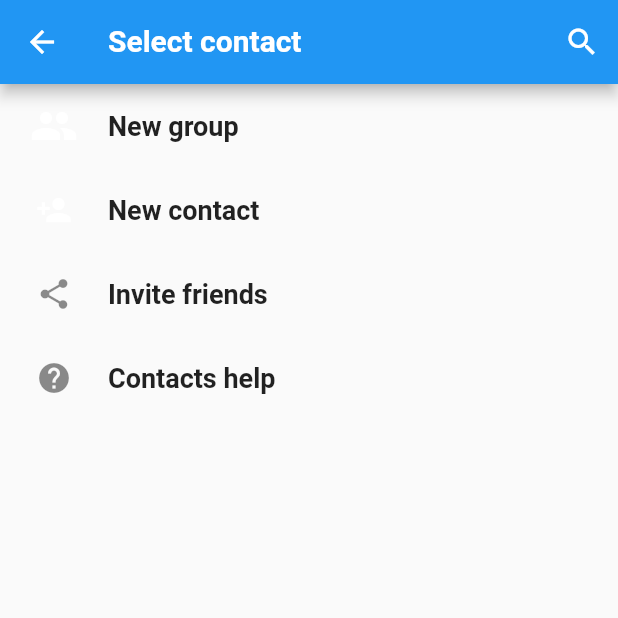
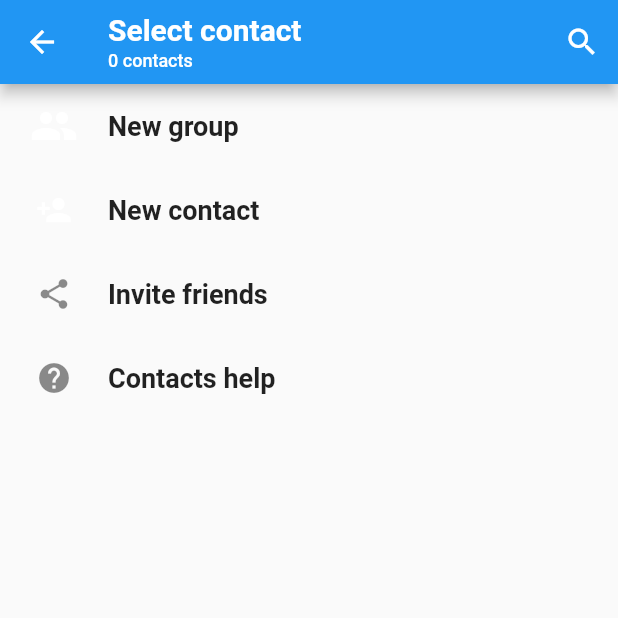
Before and after one commit to ramank775/vartalap, a Flutter app: the screen it shows after launch, after a tap on the "add" icon, on a phone screen of 412 x 824 dp, the top half of it. Run offline on Flutter 3.47's test engine with Material 2 defaults, Android fonts, the phone set to English and light mode, and no system bars; our stand-ins replace contacts_service, permission_handler, sqflite; accounts and stored records are empty.

Commit message:
Added Contact Permission

```diff
--- a/lib/main.dart
+++ b/lib/main.dart
@@ -1,3 +1,4 @@
+import 'package:chat_flutter_app/screens/startup/startup.dart';
 import 'package:flutter/material.dart';
 import 'screens/chats/chats.dart';
 import 'screens/chat/chat.dart';
@@ -31,23 +32,24 @@ class MyApp extends StatelessWidget {
       ),
       initialRoute: '/',
       onGenerateRoute: _routes(),
-      home: new Chats(),
+      home: new StartupScreen(),
     );
   }
 
   RouteFactory _routes() {
     return (RouteSettings settings) {
       Widget widget;
-
+      print("Settings");
+      print(settings);
       switch (settings.name) {
-        case '/':
+        case '/chats':
           widget = new Chats();
           break;
         case '/chat':
           widget = new ChatScreen(settings.arguments);
           break;
         case '/new-chat':
-          widget = new NewChat();
+          widget = new NewChatScreen();
           break;
         default:
           widget = new Chats();
--- a/lib/screens/chats/chats.dart
+++ b/lib/screens/chats/chats.dart
@@ -69,7 +69,15 @@ class ChatsState extends State<Chats> {
 
   Future<void> navigate(BuildContext context, String screen,
       {Object data}) async {
-    await Navigator.pushNamed(context, screen, arguments: data);
+    var result = await Navigator.pushNamed(context, screen, arguments: data);
+    if (screen == "/new-chat") {
+      if (result == null) {
+        return;
+      }
+      var chat = await ChatService.newIndiviualChat(result);
+      await Navigator.of(context).pushNamed('/chat', arguments: chat);
+    }
+    print("Main Screen");
     setState(() {
       _fChats = ChatService.getChats();
     });
--- a/lib/screens/new_chat/new_chat.dart
+++ b/lib/screens/new_chat/new_chat.dart
@@ -1,13 +1,29 @@
 import 'package:chat_flutter_app/models/user.dart';
-import 'package:chat_flutter_app/services/chat_service.dart';
 import 'package:chat_flutter_app/services/user_service.dart';
 import 'package:flutter/material.dart';
 import 'contact.dart';
 
-class NewChat extends StatelessWidget {
+class NewChatScreen extends StatefulWidget {
+  @override
+  State<StatefulWidget> createState() => NewChatState();
+}
+
+class NewChatState extends State<NewChatScreen> {
+  Future<List<User>> _contacts;
+  int _numContacts;
+  @override
+  void initState() {
+    super.initState();
+    _contacts = UserService.getUsers();
+    _contacts.then((value) {
+      setState(() {
+        _numContacts = value.length;
+      });
+    });
+  }
+
   @override
   Widget build(BuildContext context) {
-    final Future<List<User>> _contacts = UserService.getUsers();
     return new Scaffold(
       appBar: AppBar(
         title: Column(
@@ -24,16 +40,16 @@ class NewChat extends StatelessWidget {
                 ),
               ),
             ),
-            // Container(
-            //   child: numContacts == null
-            //    ? null
-            //   : Text(
-            //       '$numContacts contacts',
-            //     style: TextStyle(
-            //       fontSize: 12.0,
-            //     ),
-            //   ),
-            // )
+            Container(
+              child: _numContacts == null
+                  ? null
+                  : Text(
+                      '$_numContacts contacts',
+                      style: TextStyle(
+                        fontSize: 12.0,
+                      ),
+                    ),
+            )
           ],
         ),
         actions: <Widget>[
@@ -124,10 +140,7 @@ class NewChat extends StatelessWidget {
                   fontSize: 18.0,
                   fontWeight: FontWeight.bold,
                 )),
-            onTap: () async {
-              //AndroidIntentHelpers.inviteFriend(context);
-              await UserService.syncContacts();
-            },
+            onTap: () {},
           ));
           data.add(ListTile(
             leading: Container(
@@ -158,10 +171,7 @@ class NewChat extends StatelessWidget {
                     onProfileTap: () =>
                         {}, // onTapProfileContactItem( context, snapshot.data.elementAt(i))
                     onTap: (User user) async {
-                      var chat = await ChatService.newIndiviualChat(user);
-                      Navigator.pushNamedAndRemoveUntil(context, '/chat',
-                          (Route route) => route.settings.name == '/',
-                          arguments: chat);
+                      Navigator.of(context).pop(user);
                     });
               });
         },
--- /dev/null
+++ b/lib/screens/startup/startup.dart
@@ -0,0 +1,39 @@
+import 'package:chat_flutter_app/screens/chats/chats.dart';
+import 'package:flutter/material.dart';
+import 'package:permission_handler/permission_handler.dart';
+
+class StartupScreen extends StatefulWidget {
+  @override
+  State<StatefulWidget> createState() {
+    return StartupScreenState();
+  }
+}
+
+class StartupScreenState extends State<StartupScreen> {
+  @override
+  void initState() {
+    super.initState();
+    Permission.contacts.request().then((value) {
+      if (value.isGranted) {
+        print("Permission Granted");
+        Navigator.pushReplacement(
+            context, MaterialPageRoute(builder: (context) => Chats()));
+      }
+      if (value.isPermanentlyDenied) {
+        openAppSettings();
+      }
+    });
+  }
+
+  @override
+  Widget build(BuildContext context) {
+    return Container(
+      decoration: BoxDecoration(
+        color: Theme.of(context).backgroundColor,
+      ),
+      child: Center(
+        child: Text("Chat App"),
+      ),
+    );
+  }
+}
--- a/pubspec.yaml
+++ b/pubspec.yaml
@@ -30,6 +30,7 @@ dependencies:
   cupertino_icons: ^0.1.3
   sqflite: ^1.3.0
   contacts_service: ^0.4.6
+  permission_handler: ^5.0.1+1
 
 dev_dependencies:
   flutter_test:
```
Also changed, not shown: pubspec.lock.
